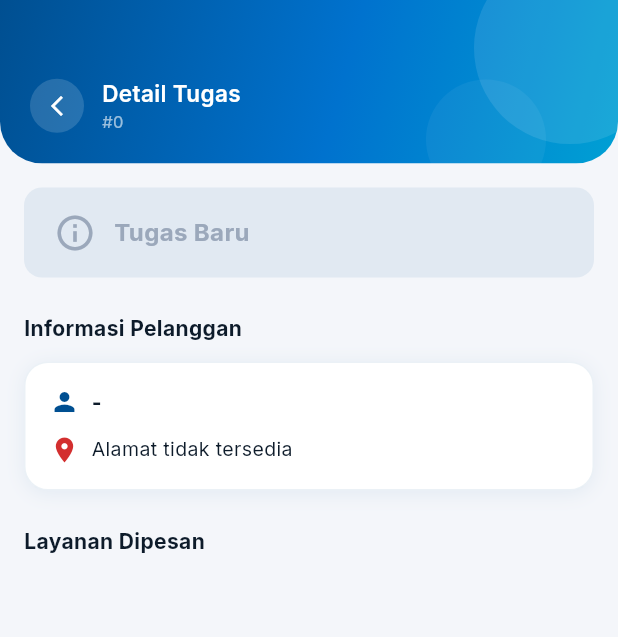
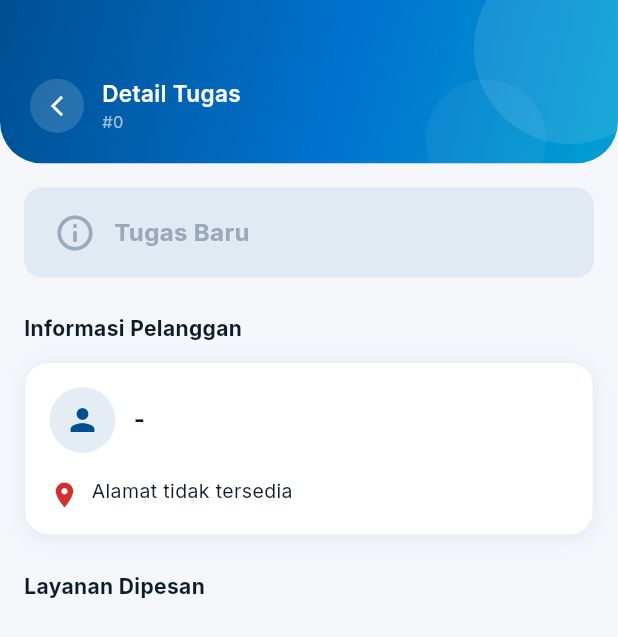
Before and after one commit to iqbalfhrzii/Mobile-KlinKlin, a Flutter app: the CleanerJobDetailScreen screen opened directly with empty values, on a phone screen of 412 x 824 dp. Shown: the top 637 px of the screen. Run offline on Flutter 3.47's test engine with Material 3 defaults, Android fonts, the phone set to English and light mode, and no system bars; our stand-ins replace dio, equatable, firebase_core, firebase_messaging, flutter_bloc, go_router and 7 more; accounts and stored records are empty.

Commit message:
Improve cleaner job detail UI for Customer and Service sections

```diff
--- a/lib/features/cleaner/jobs/cleaner_job_detail_screen.dart
+++ b/lib/features/cleaner/jobs/cleaner_job_detail_screen.dart
@@ -189,26 +189,50 @@ class _CleanerJobDetailScreenState extends State<CleanerJobDetailScreen> {
                             crossAxisAlignment: CrossAxisAlignment.start,
                             children: [
                               Row(
+                                crossAxisAlignment: CrossAxisAlignment.center,
                                 children: [
-                                  const Icon(Icons.person, color: AppColors.primary, size: 20),
-                                  const SizedBox(width: 8),
-                                  Text(pelanggan['nama_pelanggan'] ?? '-', style: GoogleFonts.inter(fontSize: 14, fontWeight: FontWeight.bold, color: AppColors.textDark)),
+                                  Container(
+                                    padding: const EdgeInsets.all(10),
+                                    decoration: BoxDecoration(
+                                      color: AppColors.primary.withOpacity(0.1),
+                                      shape: BoxShape.circle,
+                                    ),
+                                    child: const Icon(Icons.person, color: AppColors.primary, size: 24),
+                                  ),
+                                  const SizedBox(width: 12),
+                                  Expanded(
+                                    child: Text(pelanggan['nama_pelanggan'] ?? '-', style: GoogleFonts.inter(fontSize: 16, fontWeight: FontWeight.bold, color: AppColors.textDark)),
+                                  ),
                                 ],
                               ),
-                              const SizedBox(height: 12),
+                              const SizedBox(height: 16),
                               Row(
                                 crossAxisAlignment: CrossAxisAlignment.start,
                                 children: [
-                                  const Icon(Icons.location_on, color: AppColors.error, size: 20),
+                                  Container(
+                                    margin: const EdgeInsets.only(top: 2),
+                                    child: const Icon(Icons.location_on, color: AppColors.error, size: 20),
+                                  ),
                                   const SizedBox(width: 8),
                                   Expanded(
                                     child: Column(
                                       crossAxisAlignment: CrossAxisAlignment.start,
                                       children: [
-                                        Text(pelanggan['alamat_pelanggan'] ?? pelanggan['alamat'] ?? 'Alamat tidak tersedia', style: GoogleFonts.inter(fontSize: 13, color: AppColors.textDark)),
-                                        if (pelanggan['patokan_alamat'] != null) ...[
-                                          const SizedBox(height: 4),
-                                          Text('Patokan: ${pelanggan['patokan_alamat']}', style: GoogleFonts.inter(fontSize: 12, color: AppColors.textMuted)),
+                                        Text(pelanggan['alamat_pelanggan'] ?? pelanggan['alamat'] ?? 'Alamat tidak tersedia', style: GoogleFonts.inter(fontSize: 13, color: AppColors.textDark, height: 1.4)),
+                                        if (pelanggan['patokan_alamat'] != null && pelanggan['patokan_alamat'].toString().trim().isNotEmpty) ...[
+                                          const SizedBox(height: 8),
+                                          Container(
+                                            padding: const EdgeInsets.symmetric(horizontal: 10, vertical: 6),
+                                            decoration: BoxDecoration(color: AppColors.surfaceBlue, borderRadius: BorderRadius.circular(6)),
+                                            child: Row(
+                                              crossAxisAlignment: CrossAxisAlignment.start,
+                                              children: [
+                                                const Icon(Icons.flag_outlined, size: 14, color: AppColors.primary),
+                                                const SizedBox(width: 6),
+                                                Expanded(child: Text('${pelanggan['patokan_alamat']}', style: GoogleFonts.inter(fontSize: 12, color: AppColors.primary, fontWeight: FontWeight.w600))),
+                                              ],
+                                            ),
+                                          ),
                                         ]
                                       ],
                                     ),
@@ -216,7 +240,7 @@ class _CleanerJobDetailScreenState extends State<CleanerJobDetailScreen> {
                                 ],
                               ),
                               if (pelanggan['no_wa'] != null && (_job['show_wa'] == true || _job['show_wa'] == 1 || _job['show_wa'] == '1')) ...[
-                                const SizedBox(height: 12),
+                                const SizedBox(height: 16),
                                 Row(
                                   children: [
                                     const Icon(Icons.phone, color: AppColors.statusDone, size: 20),
@@ -226,7 +250,7 @@ class _CleanerJobDetailScreenState extends State<CleanerJobDetailScreen> {
                                       onTap: () => _launchWA(pelanggan['no_wa']),
                                       borderRadius: BorderRadius.circular(8),
                                       child: Container(
-                                        padding: const EdgeInsets.symmetric(horizontal: 12, vertical: 6),
+                                        padding: const EdgeInsets.symmetric(horizontal: 12, vertical: 8),
                                         decoration: BoxDecoration(
                                           color: const Color(0xFF25D366).withOpacity(0.1),
                                           borderRadius: BorderRadius.circular(8),
@@ -238,6 +262,7 @@ class _CleanerJobDetailScreenState extends State<CleanerJobDetailScreen> {
                                             Image.network(
                                               'https://www.edigitalagency.com.au/wp-content/uploads/WhatsApp-logo-webp-green-small-size.webp',
                                               height: 16,
+                                              errorBuilder: (_, __, ___) => const Icon(Icons.message, size: 16, color: Color(0xFF1DA851)),
                                             ),
                                             const SizedBox(width: 6),
                                             Text('Chat Pelanggan', style: GoogleFonts.inter(fontSize: 12, fontWeight: FontWeight.bold, color: const Color(0xFF1DA851))),
@@ -271,11 +296,38 @@ class _CleanerJobDetailScreenState extends State<CleanerJobDetailScreen> {
                       child: Column(
                         crossAxisAlignment: CrossAxisAlignment.start,
                         children: [
-                          Text(l['nama_layanan'] ?? '-', style: GoogleFonts.inter(fontSize: 14, fontWeight: FontWeight.bold, color: AppColors.textDark)),
-                          const SizedBox(height: 4),
-                          Text('Qty: ${d['qty'] ?? '-'}', style: GoogleFonts.inter(fontSize: 12, color: AppColors.textMuted)),
-                          const SizedBox(height: 4),
-                          Text('Tanggal: ${d['tanggal_pengerjaan'] ?? '-'} | Waktu: ${d['waktu_pengerjaan'] ?? '-'}', style: GoogleFonts.inter(fontSize: 12, color: AppColors.textMuted)),
+                          Text(l['nama_layanan'] ?? '-', style: GoogleFonts.inter(fontSize: 15, fontWeight: FontWeight.bold, color: AppColors.textDark)),
+                          const SizedBox(height: 12),
+                          Container(
+                            padding: const EdgeInsets.symmetric(horizontal: 12, vertical: 10),
+                            decoration: BoxDecoration(
+                              color: const Color(0xFFFFFBE6),
+                              borderRadius: BorderRadius.circular(8),
+                              border: Border.all(color: const Color(0xFFFFE58F)),
+                            ),
+                            child: Row(
+                              crossAxisAlignment: CrossAxisAlignment.start,
+                              children: [
+                                const Icon(Icons.info_outline, size: 18, color: Color(0xFFD48806)),
+                                const SizedBox(width: 8),
+                                Expanded(
+                                  child: Text('Qty/Catatan: ${d['qty'] ?? '-'}', style: GoogleFonts.inter(fontSize: 14, fontWeight: FontWeight.w600, color: const Color(0xFFAD6800))),
+                                ),
+                              ],
+                            ),
+                          ),
+                          const SizedBox(height: 12),
+                          Row(
+                            children: [
+                              const Icon(Icons.calendar_month_outlined, size: 16, color: AppColors.primary),
+                              const SizedBox(width: 6),
+                              Text('${d['tanggal_pengerjaan'] ?? '-'}', style: GoogleFonts.inter(fontSize: 13, color: AppColors.textDark, fontWeight: FontWeight.w500)),
+                              const SizedBox(width: 16),
+                              const Icon(Icons.access_time_outlined, size: 16, color: AppColors.primary),
+                              const SizedBox(width: 6),
+                              Text('${d['waktu_pengerjaan'] ?? '-'}', style: GoogleFonts.inter(fontSize: 13, color: AppColors.textDark, fontWeight: FontWeight.w500)),
+                            ],
+                          ),
                         ],
                       ),
                     );
```
